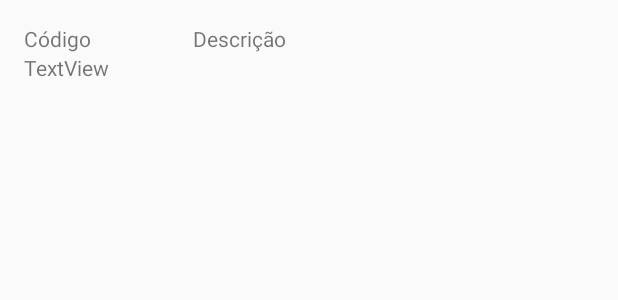
After one commit to lsbasilio/SysInv-Android, an Android app: the layout adapter_locais.xml on its own in the app's theme, with its tools: preview values and no code run, on a phone screen of 412 x 824 dp. The commit adds this screen. Shown: the top 300 px of the screen. Run offline under Robolectric (Android 15) with nearby library versions, the phone set to English and light mode, and no system bars.

Commit message:
Criada Listagem de Locais na Tela

```diff
--- a/app/src/main/java/com/leandro/sysinv/model/services/LocaisService.java
+++ b/app/src/main/java/com/leandro/sysinv/model/services/LocaisService.java
@@ -11,10 +11,11 @@ import java.util.List;
 public class LocaisService {
 
     private Context context;
-    private LocaisDao dao = DaoFactory.createLocaisDao(this.context);
+    private LocaisDao dao; //= DaoFactory.createLocaisDao(this.context);
 
     public LocaisService(Context context) {
         this.context = context;
+        dao = DaoFactory.createLocaisDao(this.context);
     }
 
     public void saveOrUpdate(Local obj) {
--- /dev/null
+++ b/app/src/main/res/layout/adapter_locais.xml
@@ -0,0 +1,33 @@
+<?xml version="1.0" encoding="utf-8"?>
+<LinearLayout xmlns:android="http://schemas.android.com/apk/res/android"
+    android:layout_width="match_parent"
+    android:layout_height="wrap_content"
+    android:layout_margin="16dp"
+    android:orientation="vertical">
+
+    <LinearLayout
+        android:layout_width="match_parent"
+        android:layout_height="match_parent"
+        android:orientation="horizontal">
+
+        <TextView
+            android:id="@+id/textCodigo"
+            android:layout_width="62dp"
+            android:layout_height="wrap_content"
+            android:layout_weight="1"
+            android:text="Código" />
+
+        <TextView
+            android:id="@+id/textDescricao"
+            android:layout_width="wrap_content"
+            android:layout_height="wrap_content"
+            android:layout_weight="4"
+            android:text="Descrição" />
+    </LinearLayout>
+
+    <TextView
+        android:id="@+id/textTotalBens"
+        android:layout_width="match_parent"
+        android:layout_height="wrap_content"
+        android:text="TextView" />
+</LinearLayout>
```
Also changed, not shown: app/src/main/java/com/leandro/sysinv/activity/LoginActivity.java (+6 -6 lines), app/src/main/java/com/leandro/sysinv/activity/MainActivity.java (+25 -2 lines), app/src/main/java/com/leandro/sysinv/adapter/AdapterLocais.java (added, +64 -0 lines), app/src/main/res/layout/activity_main.xml (+6 -9 lines).
